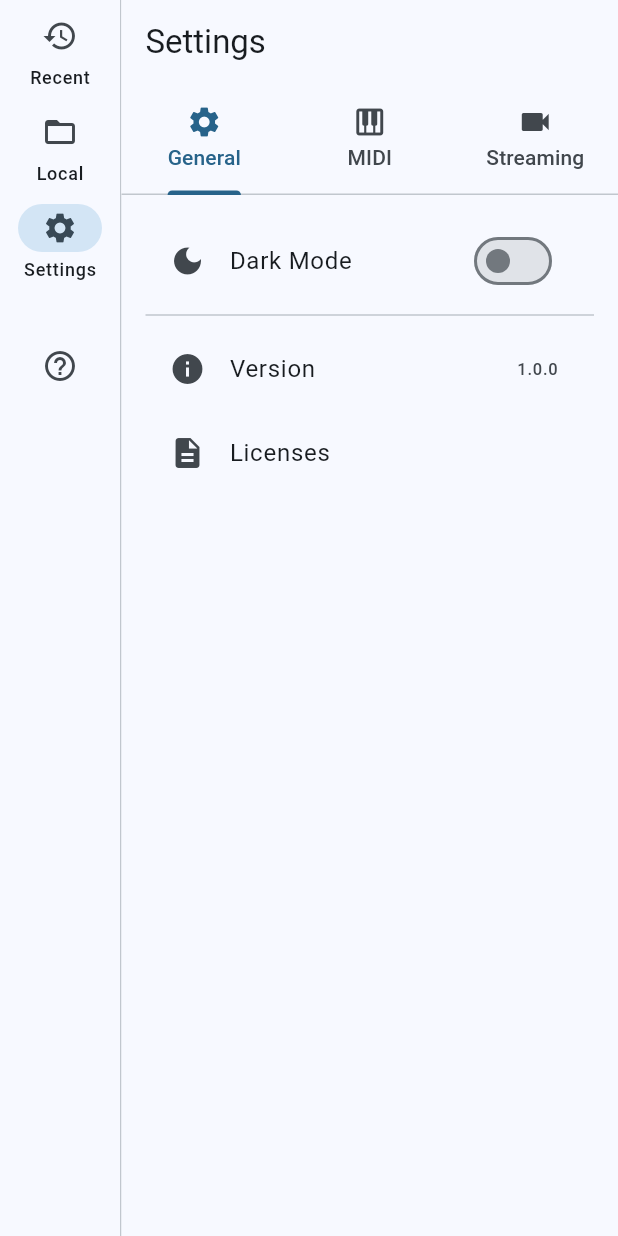
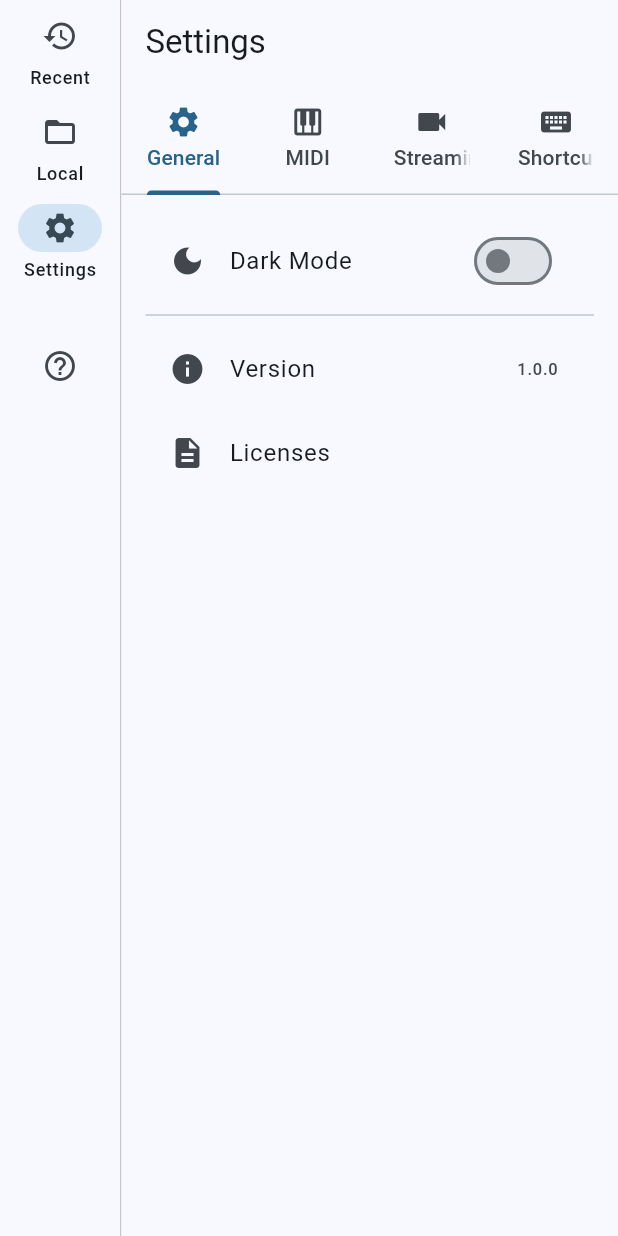
Before and after one commit to check5004/MIDI-Visualizer-Studio, a Flutter app: the screen it shows after launch, after a tap on "Local", after a tap on "Settings", on a phone screen of 412 x 824 dp. Run offline on Flutter 3.47's test engine with Material 3 defaults, Android fonts, the phone set to English and light mode, and no system bars; our stand-ins replace file_picker, flutter_bloc, freezed_annotation, go_router, shared_preferences; missing offline and left inert: flutter_midi_command, window_manager.

Commit message:
feat: ショートカット設定機能を追加し、設定画面での管理とエディタでの利用を実装

```diff
--- /dev/null
+++ b/midi_visualizer_studio/lib/data/models/shortcut_config.dart
@@ -0,0 +1,55 @@
+import 'package:flutter/services.dart';
+import 'package:flutter/widgets.dart';
+import 'package:freezed_annotation/freezed_annotation.dart';
+
+part 'shortcut_config.freezed.dart';
+part 'shortcut_config.g.dart';
+
+@freezed
+abstract class ShortcutConfig with _$ShortcutConfig {
+  const ShortcutConfig._();
+
+  const factory ShortcutConfig({
+    required int keyId,
+    @Default(false) bool isControl,
+    @Default(false) bool isMeta,
+    @Default(false) bool isAlt,
+    @Default(false) bool isShift,
+  }) = _ShortcutConfig;
+
+  factory ShortcutConfig.fromJson(Map<String, dynamic> json) => _$ShortcutConfigFromJson(json);
+
+  SingleActivator toActivator() {
+    return SingleActivator(
+      LogicalKeyboardKey.findKeyByKeyId(keyId) ?? LogicalKeyboardKey.keyA, // Fallback if not found, though unlikely
+      control: isControl,
+      meta: isMeta,
+      alt: isAlt,
+      shift: isShift,
+    );
+  }
+
+  static ShortcutConfig fromActivator(SingleActivator activator) {
+    // SingleActivator stores trigger as LogicalKeyboardKey
+    return ShortcutConfig(
+      keyId: activator.trigger.keyId,
+      isControl: activator.control,
+      isMeta: activator.meta,
+      isAlt: activator.alt,
+      isShift: activator.shift,
+    );
+  }
+
+  String get label {
+    final parts = <String>[];
+    if (isMeta) parts.add('Cmd');
+    if (isControl) parts.add('Ctrl');
+    if (isAlt) parts.add('Alt');
+    if (isShift) parts.add('Shift');
+
+    final keyLabel = LogicalKeyboardKey.findKeyByKeyId(keyId)?.keyLabel ?? 'Unknown';
+    parts.add(keyLabel.toUpperCase());
+
+    return parts.join('+');
+  }
+}
--- a/midi_visualizer_studio/lib/features/editor/ui/editor_screen.dart
+++ b/midi_visualizer_studio/lib/features/editor/ui/editor_screen.dart
@@ -12,6 +12,8 @@ import 'package:midi_visualizer_studio/features/editor/ui/parts/layer_panel.dart
 import 'package:midi_visualizer_studio/features/editor/ui/parts/editor_app_bar.dart';
 import 'package:midi_visualizer_studio/data/repositories/project_repository.dart';
 import 'package:midi_visualizer_studio/features/editor/bloc/history_bloc.dart';
+import 'package:midi_visualizer_studio/features/settings/bloc/settings_bloc.dart';
+import 'package:midi_visualizer_studio/features/settings/bloc/settings_state.dart';
 import 'package:window_manager/window_manager.dart';
 
 class EditorScreen extends StatefulWidget {
@@ -68,6 +70,10 @@ class _EditorScreenState extends State<EditorScreen> {
             return const Scaffold(backgroundColor: Colors.transparent, body: CanvasView());
           }
 
+          return BlocBuilder<SettingsBloc, SettingsState>(
+            builder: (context, settingsState) {
+              final shortcuts = settingsState.shortcuts;
+
               return Actions(
                 actions: {
                   CopyIntent: CallbackAction<CopyIntent>(
@@ -85,20 +91,24 @@ class _EditorScreenState extends State<EditorScreen> {
                   DuplicateIntent: CallbackAction<DuplicateIntent>(
                     onInvoke: (_) => context.read<EditorBloc>().add(const EditorEvent.duplicate()),
                   ),
+                  UndoIntent: CallbackAction<UndoIntent>(
+                    onInvoke: (_) => context.read<EditorBloc>().add(const EditorEvent.undo()),
+                  ),
+                  RedoIntent: CallbackAction<RedoIntent>(
+                    onInvoke: (_) => context.read<EditorBloc>().add(const EditorEvent.redo()),
+                  ),
                 },
                 child: FocusableActionDetector(
                   autofocus: true,
                   shortcuts: {
-                LogicalKeySet(LogicalKeyboardKey.meta, LogicalKeyboardKey.keyC): const CopyIntent(),
-                LogicalKeySet(LogicalKeyboardKey.control, LogicalKeyboardKey.keyC): const CopyIntent(),
-                LogicalKeySet(LogicalKeyboardKey.meta, LogicalKeyboardKey.keyV): const PasteIntent(),
-                LogicalKeySet(LogicalKeyboardKey.control, LogicalKeyboardKey.keyV): const PasteIntent(),
-                LogicalKeySet(LogicalKeyboardKey.meta, LogicalKeyboardKey.keyX): const CutIntent(),
-                LogicalKeySet(LogicalKeyboardKey.control, LogicalKeyboardKey.keyX): const CutIntent(),
-                LogicalKeySet(LogicalKeyboardKey.delete): const DeleteIntent(),
-                LogicalKeySet(LogicalKeyboardKey.backspace): const DeleteIntent(),
-                LogicalKeySet(LogicalKeyboardKey.meta, LogicalKeyboardKey.keyD): const DuplicateIntent(),
-                LogicalKeySet(LogicalKeyboardKey.control, LogicalKeyboardKey.keyD): const DuplicateIntent(),
+                    if (shortcuts.containsKey('copy')) shortcuts['copy']!.toActivator(): const CopyIntent(),
+                    if (shortcuts.containsKey('paste')) shortcuts['paste']!.toActivator(): const PasteIntent(),
+                    if (shortcuts.containsKey('cut')) shortcuts['cut']!.toActivator(): const CutIntent(),
+                    if (shortcuts.containsKey('delete')) shortcuts['delete']!.toActivator(): const DeleteIntent(),
+                    if (shortcuts.containsKey('duplicate'))
+                      shortcuts['duplicate']!.toActivator(): const DuplicateIntent(),
+                    if (shortcuts.containsKey('undo')) shortcuts['undo']!.toActivator(): const UndoIntent(),
+                    if (shortcuts.containsKey('redo')) shortcuts['redo']!.toActivator(): const RedoIntent(),
                   },
                   child: Scaffold(
                     appBar: const EditorAppBar(),
@@ -142,6 +152,8 @@ class _EditorScreenState extends State<EditorScreen> {
                 ),
               );
             },
+          );
+        },
       ),
     );
   }
@@ -166,3 +178,11 @@ class DeleteIntent extends Intent {
 class DuplicateIntent extends Intent {
   const DuplicateIntent();
 }
+
+class UndoIntent extends Intent {
+  const UndoIntent();
+}
+
+class RedoIntent extends Intent {
+  const RedoIntent();
+}
--- a/midi_visualizer_studio/lib/features/settings/bloc/settings_bloc.dart
+++ b/midi_visualizer_studio/lib/features/settings/bloc/settings_bloc.dart
@@ -1,7 +1,9 @@
+import 'dart:convert';
 import 'package:flutter/material.dart';
 import 'package:flutter_bloc/flutter_bloc.dart';
 import 'package:shared_preferences/shared_preferences.dart';
 import 'package:window_manager/window_manager.dart';
+import 'package:midi_visualizer_studio/data/models/shortcut_config.dart';
 import 'package:midi_visualizer_studio/features/settings/bloc/settings_event.dart';
 import 'package:midi_visualizer_studio/features/settings/bloc/settings_state.dart';
 
@@ -10,12 +12,15 @@ class SettingsBloc extends Bloc<SettingsEvent, SettingsState> {
   static const String _themeKey = 'theme_mode';
   static const String _chromaKeyColorKey = 'default_chroma_key_color';
   static const String _windowlessKey = 'is_windowless';
+  static const String _shortcutsKey = 'shortcuts_config';
 
   SettingsBloc(this._prefs) : super(const SettingsState()) {
     on<LoadSettings>(_onLoadSettings);
     on<ToggleTheme>(_onToggleTheme);
     on<UpdateChromaKeyColor>(_onUpdateChromaKeyColor);
     on<ToggleWindowless>(_onToggleWindowless);
+    on<UpdateShortcut>(_onUpdateShortcut);
+    on<ResetShortcuts>(_onResetShortcuts);
 
     add(const SettingsEvent.loadSettings());
   }
@@ -24,6 +29,7 @@ class SettingsBloc extends Bloc<SettingsEvent, SettingsState> {
     final themeIndex = _prefs.getInt(_themeKey);
     final chromaKeyColor = _prefs.getInt(_chromaKeyColorKey);
     final isWindowless = _prefs.getBool(_windowlessKey);
+    final shortcutsJson = _prefs.getString(_shortcutsKey);
 
     var newState = state;
     if (themeIndex != null) {
@@ -36,6 +42,22 @@ class SettingsBloc extends Bloc<SettingsEvent, SettingsState> {
       newState = newState.copyWith(isWindowless: isWindowless);
       _applyWindowStyle(isWindowless);
     }
+
+    if (shortcutsJson != null) {
+      try {
+        final Map<String, dynamic> jsonMap = jsonDecode(shortcutsJson);
+        final shortcuts = jsonMap.map((key, value) => MapEntry(key, ShortcutConfig.fromJson(value)));
+        // Merge with defaults to ensure all keys exist
+        final mergedShortcuts = {..._defaultShortcuts, ...shortcuts};
+        newState = newState.copyWith(shortcuts: mergedShortcuts);
+      } catch (e) {
+        debugPrint('Failed to load shortcuts: $e');
+        newState = newState.copyWith(shortcuts: _defaultShortcuts);
+      }
+    } else {
+      newState = newState.copyWith(shortcuts: _defaultShortcuts);
+    }
+
     emit(newState);
   }
 
@@ -62,4 +84,53 @@ class SettingsBloc extends Bloc<SettingsEvent, SettingsState> {
       await windowManager.setTitleBarStyle(TitleBarStyle.normal);
     }
   }
+
+  void _onUpdateShortcut(UpdateShortcut event, Emitter<SettingsState> emit) async {
+    final newShortcuts = Map<String, ShortcutConfig>.from(state.shortcuts);
+    newShortcuts[event.actionId] = event.config;
+
+    await _saveShortcuts(newShortcuts);
+    emit(state.copyWith(shortcuts: newShortcuts));
+  }
+
+  void _onResetShortcuts(ResetShortcuts event, Emitter<SettingsState> emit) async {
+    await _saveShortcuts(_defaultShortcuts);
+    emit(state.copyWith(shortcuts: _defaultShortcuts));
+  }
+
+  Future<void> _saveShortcuts(Map<String, ShortcutConfig> shortcuts) async {
+    final jsonMap = shortcuts.map((key, value) => MapEntry(key, value.toJson()));
+    await _prefs.setString(_shortcutsKey, jsonEncode(jsonMap));
+  }
+
+  Map<String, ShortcutConfig> get _defaultShortcuts => {
+    'undo': const ShortcutConfig(
+      keyId: 0x0000000007a, // LogicalKeyboardKey.keyZ.keyId
+      isMeta: true,
+    ),
+    'redo': const ShortcutConfig(
+      keyId: 0x0000000007a, // LogicalKeyboardKey.keyZ.keyId
+      isMeta: true,
+      isShift: true,
+    ),
+    'copy': const ShortcutConfig(
+      keyId: 0x00000000063, // LogicalKeyboardKey.keyC.keyId
+      isMeta: true,
+    ),
+    'paste': const ShortcutConfig(
+      keyId: 0x00000000076, // LogicalKeyboardKey.keyV.keyId
+      isMeta: true,
+    ),
+    'cut': const ShortcutConfig(
+      keyId: 0x00000000078, // LogicalKeyboardKey.keyX.keyId
+      isMeta: true,
+    ),
+    'delete': const ShortcutConfig(
+      keyId: 0x0010000007f, // LogicalKeyboardKey.delete.keyId
+    ),
+    'duplicate': const ShortcutConfig(
+      keyId: 0x00000000064, // LogicalKeyboardKey.keyD.keyId
+      isMeta: true,
+    ),
+  };
 }
--- a/midi_visualizer_studio/lib/features/settings/bloc/settings_event.dart
+++ b/midi_visualizer_studio/lib/features/settings/bloc/settings_event.dart
@@ -1,5 +1,6 @@
 import 'package:flutter/material.dart';
 import 'package:freezed_annotation/freezed_annotation.dart';
+import 'package:midi_visualizer_studio/data/models/shortcut_config.dart';
 
 part 'settings_event.freezed.dart';
 
@@ -9,4 +10,6 @@ class SettingsEvent with _$SettingsEvent {
   const factory SettingsEvent.toggleTheme(ThemeMode mode) = ToggleTheme;
   const factory SettingsEvent.updateChromaKeyColor(int color) = UpdateChromaKeyColor;
   const factory SettingsEvent.toggleWindowless(bool isWindowless) = ToggleWindowless;
+  const factory SettingsEvent.updateShortcut(String actionId, ShortcutConfig config) = UpdateShortcut;
+  const factory SettingsEvent.resetShortcuts() = ResetShortcuts;
 }
--- a/midi_visualizer_studio/lib/features/settings/bloc/settings_state.dart
+++ b/midi_visualizer_studio/lib/features/settings/bloc/settings_state.dart
@@ -1,5 +1,6 @@
 import 'package:flutter/material.dart';
 import 'package:freezed_annotation/freezed_annotation.dart';
+import 'package:midi_visualizer_studio/data/models/shortcut_config.dart';
 
 part 'settings_state.freezed.dart';
 
@@ -9,5 +10,6 @@ abstract class SettingsState with _$SettingsState {
     @Default(ThemeMode.light) ThemeMode themeMode,
     @Default(0xFF00FF00) int defaultChromaKeyColor, // Default to Green
     @Default(false) bool isWindowless,
+    @Default({}) Map<String, ShortcutConfig> shortcuts,
   }) = _SettingsState;
 }
```
Also changed, not shown: midi_visualizer_studio/lib/features/editor/bloc/editor_bloc.dart (+8 -2 lines), midi_visualizer_studio/lib/features/editor/ui/parts/inspector_panel.dart (+10 -5 lines), midi_visualizer_studio/lib/features/settings/ui/settings_screen.dart (+134 -2 lines), midi_visualizer_studio/lib/data/models/shortcut_config.freezed.dart (added), midi_visualizer_studio/lib/data/models/shortcut_config.g.dart (added), midi_visualizer_studio/lib/features/settings/bloc/settings_event.freezed.dart, midi_visualizer_studio/lib/features/settings/bloc/settings_state.freezed.dart. Lines whose indentation alone changed are shown as unchanged.
